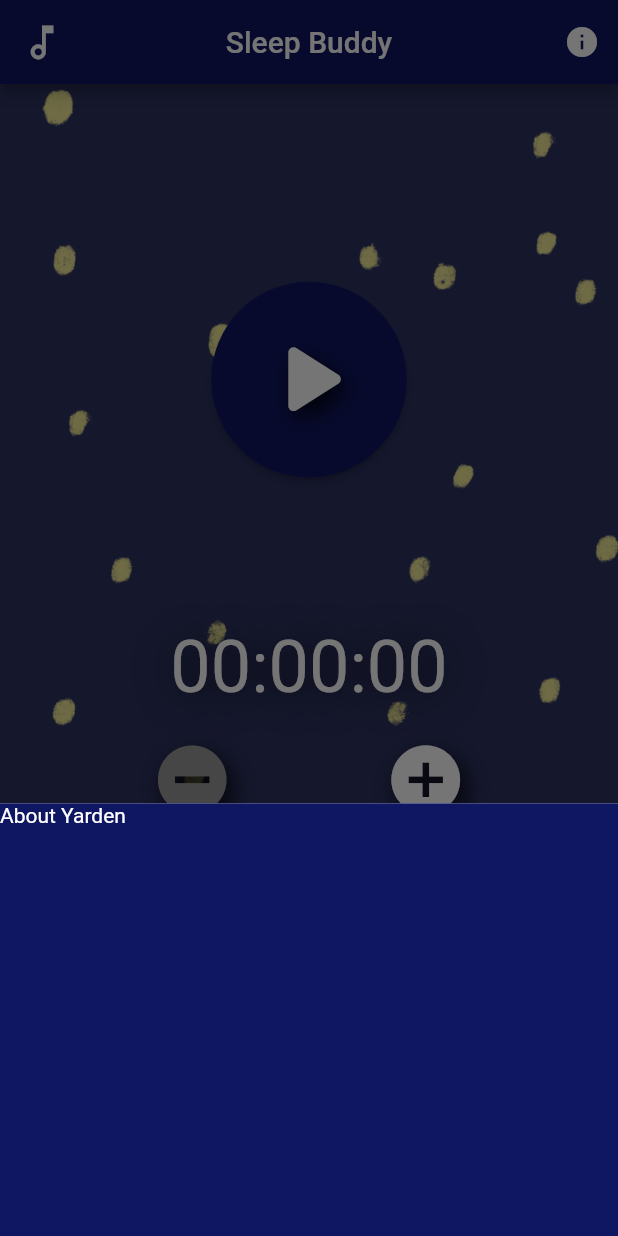
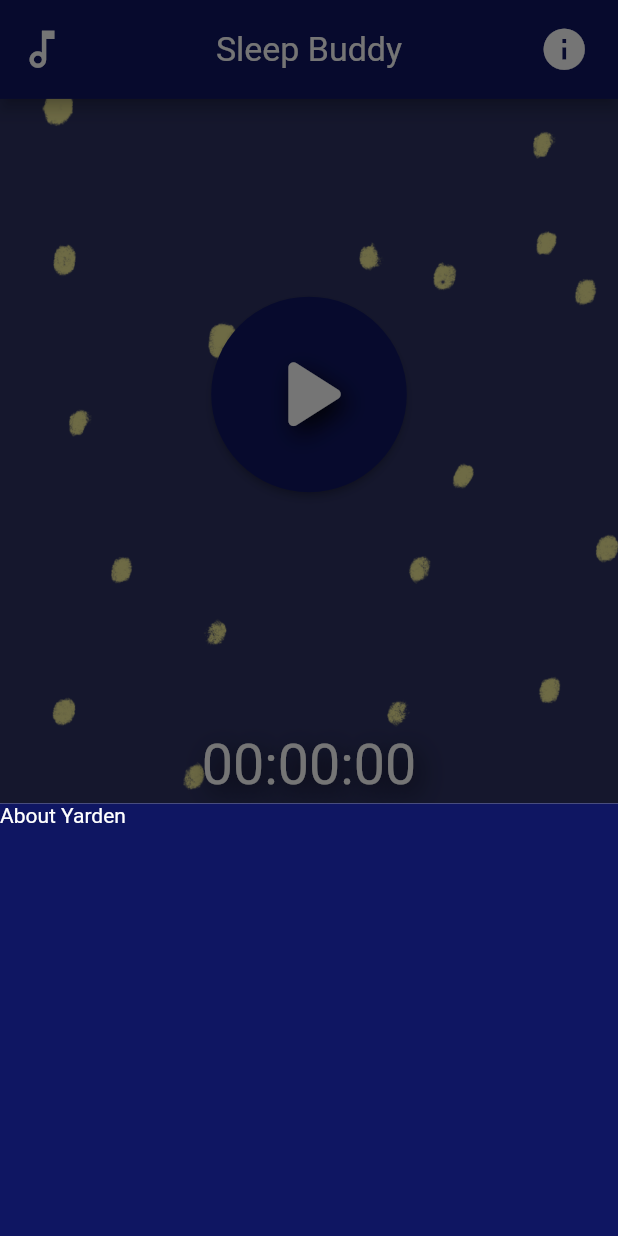
Before and after one commit to Yarden-Tal/Sleep-Buddy, a Flutter app: the screen it shows after launch, after a tap on the "info" icon, on a phone screen of 412 x 824 dp. Run offline on Flutter 3.47's test engine with Material 2 defaults, Android fonts, the phone set to English and light mode, and no system bars; our stand-ins replace audioplayers; missing offline and left inert: volume_controller.

Commit message:
initial ipad adaptations

```diff
--- a/lib/config/responsivity_tools.dart
+++ b/lib/config/responsivity_tools.dart
@@ -8,3 +8,10 @@ double height(BuildContext ctx) => MediaQuery.of(ctx).size.height;
 
 /// Use screen orientation responsively
 Orientation orientation(BuildContext ctx) => MediaQuery.of(ctx).orientation;
+
+/// Target screens above 600px
+bool isLargeScreen(BuildContext ctx) {
+  bool isLargeScreen;
+  width(ctx) > 600 ? isLargeScreen = true : isLargeScreen = false;
+  return isLargeScreen;
+}
--- a/lib/main.dart
+++ b/lib/main.dart
@@ -152,28 +152,31 @@ class _MyHomePageState extends State<MyHomePage> {
       child: Scaffold(
         resizeToAvoidBottomInset: true,
         appBar: AppBar(
+          titleTextStyle: TextStyle(fontSize: width(context) * 0.055),
+          toolbarHeight: height(context) * 0.08,
           actions: <Widget>[
-            IconButton(
-              icon: const Icon(Icons.info),
+            Padding(
+              padding: EdgeInsets.only(right: width(context) * 0.03),
+              child: IconButton(
+                  icon: Icon(
+                    Icons.info,
+                    size: height(context) * 0.04,
+                  ),
                   tooltip: 'About the authors',
-              onPressed: () {
-                showModalBottomSheet(
+                  onPressed: () => showModalBottomSheet(
                         context: context,
-                    builder: (BuildContext context) {
-                      return const InfoBottomSheet();
-                    });
-              },
+                        builder: (BuildContext context) => const InfoBottomSheet(),
+                      )),
             ),
           ],
           leading: GestureDetector(
             onTap: () => showModalBottomSheet(
               context: context,
-                builder: (BuildContext context) {
-                  return const SettingsBottomSheet();
-                }),
-            child: const Icon(
+              builder: (BuildContext context) => const SettingsBottomSheet(),
+            ),
+            child: Icon(
               Icons.music_note_outlined,
-              size: 30,
+              size: height(context) * 0.04,
             ),
           ),
           centerTitle: true,
@@ -200,16 +203,17 @@ class _MyHomePageState extends State<MyHomePage> {
                     '',
                     style: TextStyle(fontSize: 24, color: ConfigColors.textColor),
                   ),
-                  const SizedBox(height: 20),
+                  SizedBox(height: height(context) * 0.1),
                   Text(
                     computeTime(),
-                    style: const TextStyle(
-                        fontSize: 48,
+                    style: TextStyle(
+                      fontSize: width(context) * 0.09,
                       color: ConfigColors.textColor,
                       fontWeight: FontWeight.normal,
-                        shadows: [Shadow(color: Colors.black87, blurRadius: 40, offset: Offset(0, 2))]),
+                      shadows: applyShadow(),
                     ),
-                  const SizedBox(height: 20),
+                  ),
+                  SizedBox(height: height(context) * 0.025),
                   Row(
                     mainAxisAlignment: MainAxisAlignment.spaceEvenly,
                     children: [
@@ -219,7 +223,7 @@ class _MyHomePageState extends State<MyHomePage> {
                         child: Icon(
                           Icons.remove_circle,
                           color: _seconds == 0 ? ConfigColors.disabledBtn : ConfigColors.textColor,
-                          size: 55,
+                          size: width(context) * 0.15,
                           shadows: applyShadow(),
                         ),
                       ),
@@ -229,7 +233,7 @@ class _MyHomePageState extends State<MyHomePage> {
                         child: Icon(
                           Icons.add_circle,
                           color: ConfigColors.textColor,
-                          size: 55,
+                          size: width(context) * 0.15,
                           shadows: applyShadow(),
                         ),
                       ),
@@ -241,7 +245,13 @@ class _MyHomePageState extends State<MyHomePage> {
           ),
         ),
         persistentFooterButtons: [
-          Slider(
+          Padding(
+            padding: isLargeScreen(context) ? EdgeInsets.symmetric(horizontal: width(context) * 0.15) : EdgeInsets.zero,
+            child: SliderTheme(
+              data: SliderThemeData(
+                trackHeight: height(context) * 0.01,
+              ),
+              child: Slider(
                   thumbColor: ConfigColors.textColor.withOpacity(0.8),
                   inactiveColor: ConfigColors.backgroundColor,
                   activeColor: ConfigColors.primaryColor,
@@ -249,6 +259,8 @@ class _MyHomePageState extends State<MyHomePage> {
                   max: 1,
                   value: _volume,
                   onChanged: (double value) => handleVolumeChange(value)),
+            ),
+          ),
         ],
         backgroundColor: ConfigColors.backgroundColor,
       ),
--- a/lib/widgets/sound_radio_btn.dart
+++ b/lib/widgets/sound_radio_btn.dart
@@ -22,9 +22,7 @@ class SoundRadioBtn extends StatelessWidget {
           ),
           onPressed: () {},
         ),
-        const SizedBox(
-          height: 25,
-        )
+        const SizedBox(height: 25)
       ],
     );
   }
```
Lines whose indentation alone changed are shown as unchanged.
